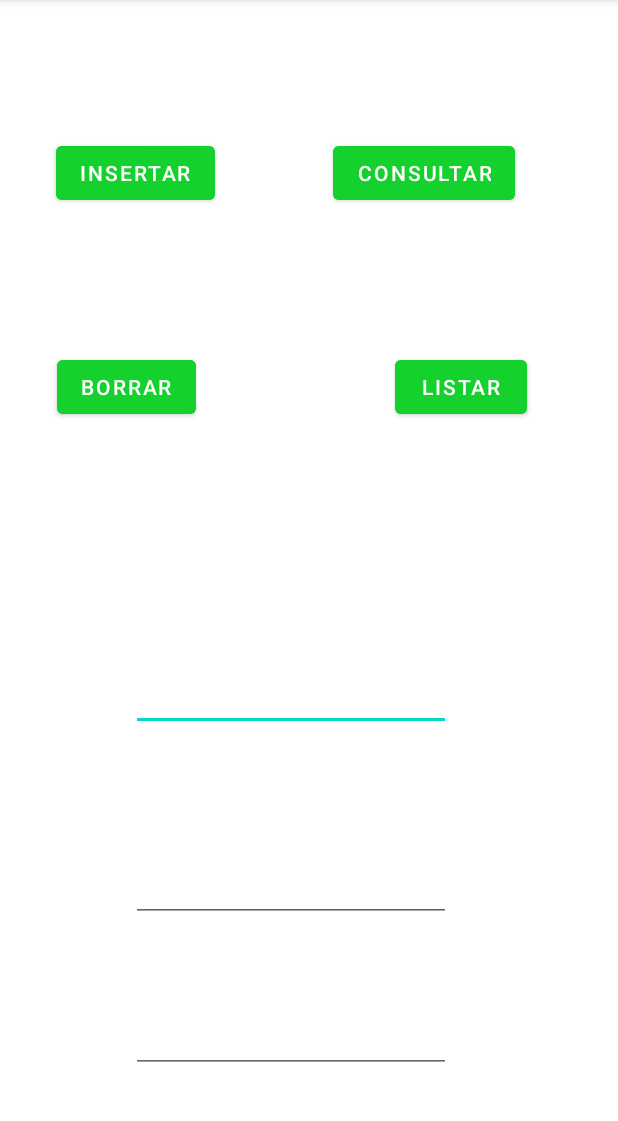
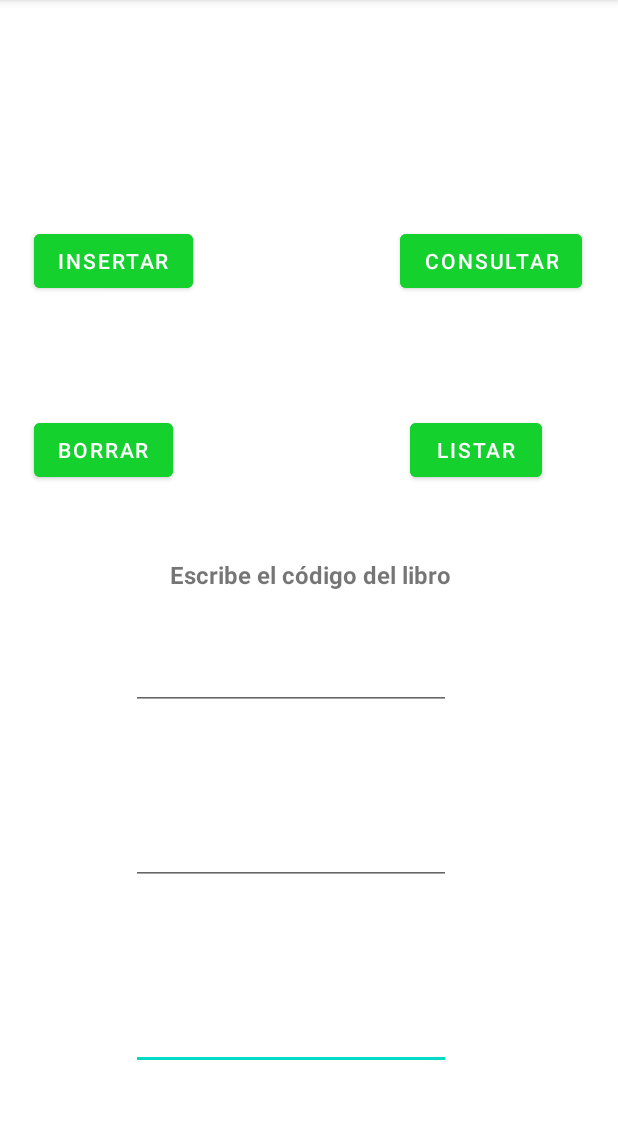
Before and after one commit to C7-G1/DavidCanoBDLibros, an Android app: the screen it shows after launch (MainActivity), on a phone screen of 412 x 824 dp, the part 84-1205 px from its top. Run offline under Robolectric (Android 15) with nearby library versions, the phone set to English and light mode, and no system bars.

Commit message:
Mirar el metodo consultar y borrar y por ultimo terminar el de listar y hacer de nuevas copiando el codigo y poner como main activity la carta de Presentacion.java

```diff
--- a/app/src/main/res/layout/activity_main.xml
+++ b/app/src/main/res/layout/activity_main.xml
@@ -5,6 +5,88 @@
     android:layout_width="match_parent"
     android:layout_height="match_parent"
     tools:context=".MainActivity">
+
+    <Button
+        android:id="@+id/btListar"
+        android:layout_width="wrap_content"
+        android:layout_height="wrap_content"
+        android:backgroundTint="#15D12E"
+        android:onClick="listarLibros"
+        android:text="Listar"
+        app:layout_constraintBottom_toBottomOf="parent"
+        app:layout_constraintEnd_toEndOf="parent"
+        app:layout_constraintHorizontal_bias="0.844"
+        app:layout_constraintStart_toStartOf="parent"
+        app:layout_constraintTop_toTopOf="parent"
+        app:layout_constraintVertical_bias="0.383" />
+
+    <Button
+        android:id="@+id/btInsertar"
+        android:layout_width="wrap_content"
+        android:layout_height="wrap_content"
+        android:backgroundTint="#15D12E"
+        android:onClick="insertarLibro"
+        android:text="Insertar"
+        app:layout_constraintBottom_toBottomOf="parent"
+        app:layout_constraintEnd_toEndOf="parent"
+        app:layout_constraintHorizontal_bias="0.075"
+        app:layout_constraintStart_toStartOf="parent"
+        app:layout_constraintTop_toTopOf="parent"
+        app:layout_constraintVertical_bias="0.208" />
+
+    <Button
+        android:id="@+id/btConsultar"
+        android:layout_width="wrap_content"
+        android:layout_height="wrap_content"
+        android:backgroundTint="#15D12E"
+        android:onClick="ConsultarLibro"
+        android:text="Consultar"
+        app:layout_constraintBottom_toBottomOf="parent"
+        app:layout_constraintEnd_toEndOf="parent"
+        app:layout_constraintHorizontal_bias="0.918"
+        app:layout_constraintStart_toStartOf="parent"
+        app:layout_constraintTop_toTopOf="parent"
+        app:layout_constraintVertical_bias="0.208" />
+
+    <EditText
+        android:id="@+id/etAutor"
+        android:layout_width="wrap_content"
+        android:layout_height="wrap_content"
+        android:ems="10"
+        android:inputType="textPersonName"
+        app:layout_constraintBottom_toBottomOf="parent"
+        app:layout_constraintEnd_toEndOf="@+id/etTitulo"
+        app:layout_constraintHorizontal_bias="1.0"
+        app:layout_constraintStart_toStartOf="@+id/etTitulo"
+        app:layout_constraintTop_toTopOf="parent"
+        app:layout_constraintVertical_bias="0.924" />
+
+    <Button
+        android:id="@+id/btBorrar"
+        android:layout_width="wrap_content"
+        android:layout_height="wrap_content"
+        android:backgroundTint="#15D12E"
+        android:onClick="borrarLibro"
+        android:text="Borrar"
+        app:layout_constraintBottom_toBottomOf="parent"
+        app:layout_constraintEnd_toEndOf="parent"
+        app:layout_constraintHorizontal_bias="0.07"
+        app:layout_constraintStart_toStartOf="parent"
+        app:layout_constraintTop_toTopOf="parent"
+        app:layout_constraintVertical_bias="0.383" />
+
+    <EditText
+        android:id="@+id/etCodigo"
+        android:layout_width="wrap_content"
+        android:layout_height="wrap_content"
+        android:ems="10"
+        android:inputType="textPersonName"
+        app:layout_constraintBottom_toBottomOf="parent"
+        app:layout_constraintEnd_toEndOf="@+id/etTitulo"
+        app:layout_constraintHorizontal_bias="0.0"
+        app:layout_constraintStart_toStartOf="@+id/etTitulo"
+        app:layout_constraintTop_toTopOf="parent"
+        app:layout_constraintVertical_bias="0.592" />
 
     <EditText
         android:id="@+id/etTitulo"
@@ -17,97 +99,20 @@
         app:layout_constraintHorizontal_bias="0.439"
         app:layout_constraintStart_toStartOf="parent"
         app:layout_constraintTop_toTopOf="parent"
-        app:layout_constraintVertical_bias="0.612" />
+        app:layout_constraintVertical_bias="0.754" />
 
-    <EditText
-        android:id="@+id/etCodigo"
+    <TextView
+        android:id="@+id/textView"
         android:layout_width="wrap_content"
         android:layout_height="wrap_content"
-        android:ems="10"
-        android:inputType="textPersonName"
-        app:layout_constraintBottom_toBottomOf="parent"
-        app:layout_constraintEnd_toEndOf="@+id/etTitulo"
-        app:layout_constraintHorizontal_bias="0.437"
-        app:layout_constraintStart_toStartOf="@+id/etTitulo"
-        app:layout_constraintTop_toTopOf="parent"
-        app:layout_constraintVertical_bias="0.927" />
-
-    <TextView
-        android:id="@+id/tvTitulo"
-        android:layout_width="wrap_content"
-        android:layout_height="wrap_content"
-        app:layout_constraintBottom_toBottomOf="parent"
-        app:layout_constraintLeft_toLeftOf="parent"
-        app:layout_constraintTop_toTopOf="parent"
-        app:layout_constraintVertical_bias="0.429" />
-
-    <EditText
-        android:id="@+id/etAutor"
-        android:layout_width="wrap_content"
-        android:layout_height="wrap_content"
-        android:ems="10"
-        android:inputType="textPersonName"
-        app:layout_constraintBottom_toBottomOf="parent"
-        app:layout_constraintEnd_toEndOf="@+id/etTitulo"
-        app:layout_constraintHorizontal_bias="0.439"
-        app:layout_constraintStart_toStartOf="@+id/etTitulo"
-        app:layout_constraintTop_toTopOf="parent"
-        app:layout_constraintVertical_bias="0.788" />
-
-    <Button
-        android:id="@+id/btListar"
-
-        android:layout_width="wrap_content"
-        android:layout_height="wrap_content"
-        android:backgroundTint="#15D12E"
-        android:text="Listar"
+        android:text="Escribe el código del libro"
+        android:textSize="16sp"
+        android:textStyle="bold"
         app:layout_constraintBottom_toBottomOf="parent"
         app:layout_constraintEnd_toEndOf="parent"
-        app:layout_constraintHorizontal_bias="0.812"
+        app:layout_constraintHorizontal_bias="0.503"
         app:layout_constraintStart_toStartOf="parent"
         app:layout_constraintTop_toTopOf="parent"
-        app:layout_constraintVertical_bias="0.325" />
-
-    <Button
-        android:id="@+id/btBorrar"
-        android:onClick="borrarLibro"
-        android:layout_width="wrap_content"
-        android:layout_height="wrap_content"
-        android:backgroundTint="#15D12E"
-        android:text="Borrar"
-        app:layout_constraintBottom_toBottomOf="parent"
-        app:layout_constraintEnd_toEndOf="parent"
-        app:layout_constraintHorizontal_bias="0.119"
-        app:layout_constraintStart_toStartOf="parent"
-        app:layout_constraintTop_toTopOf="parent"
-        app:layout_constraintVertical_bias="0.325" />
-
-    <Button
-        android:id="@+id/btInsertar"
-        android:onClick="insertarLibro"
-        android:layout_width="wrap_content"
-        android:layout_height="wrap_content"
-        android:backgroundTint="#15D12E"
-        android:text="Insertar"
-        app:layout_constraintBottom_toBottomOf="parent"
-        app:layout_constraintEnd_toEndOf="parent"
-        app:layout_constraintHorizontal_bias="0.122"
-        app:layout_constraintStart_toStartOf="parent"
-        app:layout_constraintTop_toTopOf="parent"
-        app:layout_constraintVertical_bias="0.127" />
-
-    <Button
-        android:id="@+id/btConsultar"
-        android:onClick="ConsultarLibro"
-        android:layout_width="wrap_content"
-        android:layout_height="wrap_content"
-        android:backgroundTint="#15D12E"
-        android:text="Consultar"
-        app:layout_constraintBottom_toBottomOf="parent"
-        app:layout_constraintEnd_toEndOf="parent"
-        app:layout_constraintHorizontal_bias="0.763"
-        app:layout_constraintStart_toStartOf="parent"
-        app:layout_constraintTop_toTopOf="parent"
-        app:layout_constraintVertical_bias="0.127" />
+        app:layout_constraintVertical_bias="0.499" />
 
 </androidx.constraintlayout.widget.ConstraintLayout>
```
Also changed, not shown: app/src/main/java/david/cano/davidcanobdlibros/MainActivity.java (+14 -5 lines), app/src/main/java/david/cano/davidcanobdlibros/Presentacion.java (added, +19 -0 lines), app/src/main/java/david/cano/davidcanobdlibros/verLibros.java (+15 -12 lines), app/src/main/res/layout/activity_ver_libros.xml (+10 -0 lines), app/src/main/res/layout/presentacion.xml (added, +46 -0 lines).
